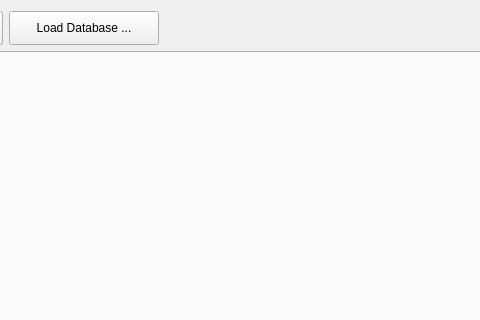
olk90/shift, file ui/main.ui: the form before one commit; both pictures show x 158 to 638 and y 0 to 320 of the 877 by 673 pixel window.
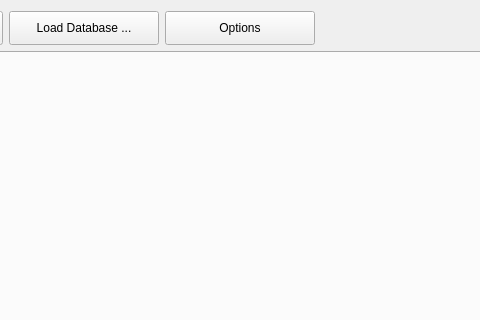
The form after the commit.

Commit message: added option dialog + refactoring of editor dialog

Patch:
```diff
--- a/ui/main.ui
+++ b/ui/main.ui
@@ -62,6 +62,19 @@
          </property>
         </widget>
        </item>
+       <item>
+        <widget class="QPushButton" name="optionsButton">
+         <property name="minimumSize">
+          <size>
+           <width>150</width>
+           <height>34</height>
+          </size>
+         </property>
+         <property name="text">
+          <string>Options</string>
+         </property>
+        </widget>
+       </item>
        <item>
         <spacer name="horizontalSpacer">
          <property name="orientation">
```
The commit also changes 4 other files.
